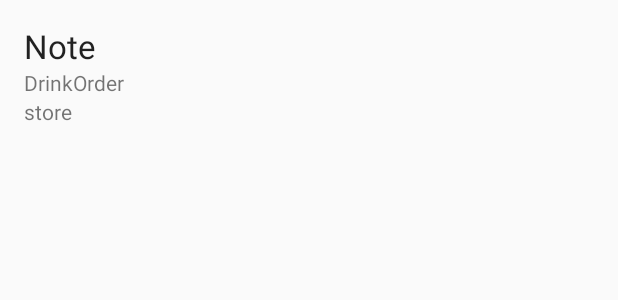
After one commit to TeYenWu/android-class-270, an Android app: the layout activity_order_detail.xml on its own in the app's theme, with its tools: preview values and no code run, on a phone screen of 412 x 824 dp. The commit adds this screen. Shown: the top 300 px of the screen. Run offline under Robolectric (Android 15) with nearby library versions, the phone set to English and light mode, and no system bars.

Commit message:
Add OrderDetailActivity

```diff
--- a/SimpleUI/app/src/main/AndroidManifest.xml
+++ b/SimpleUI/app/src/main/AndroidManifest.xml
@@ -1,6 +1,7 @@
 <?xml version="1.0" encoding="utf-8"?>
 <manifest xmlns:android="http://schemas.android.com/apk/res/android"
     package="com.example.user.simpleui">
+
     <uses-permission android:name="android.permission.INTERNET" />
     <uses-permission android:name="android.permission.ACCESS_NETWORK_STATE" />
 
@@ -18,7 +19,8 @@
                 <category android:name="android.intent.category.LAUNCHER" />
             </intent-filter>
         </activity>
-        <activity android:name=".DrinkMenuActivity"></activity>
+        <activity android:name=".DrinkMenuActivity" />
+        <activity android:name=".OrderDetailActivity"></activity>
     </application>
 
 </manifest>
--- /dev/null
+++ b/SimpleUI/app/src/main/res/layout/activity_order_detail.xml
@@ -0,0 +1,40 @@
+<?xml version="1.0" encoding="utf-8"?>
+<RelativeLayout xmlns:android="http://schemas.android.com/apk/res/android"
+    xmlns:tools="http://schemas.android.com/tools"
+    android:layout_width="match_parent"
+    android:layout_height="match_parent"
+    android:paddingBottom="@dimen/activity_vertical_margin"
+    android:paddingLeft="@dimen/activity_horizontal_margin"
+    android:paddingRight="@dimen/activity_horizontal_margin"
+    android:paddingTop="@dimen/activity_vertical_margin"
+    tools:context="com.example.user.simpleui.OrderDetailActivity">
+
+    <TextView
+        android:layout_width="wrap_content"
+        android:layout_height="wrap_content"
+        android:textAppearance="?android:attr/textAppearanceLarge"
+        android:text="Note"
+        android:id="@+id/noteTextView"
+        android:layout_alignParentTop="true"
+        android:layout_alignParentLeft="true"
+        android:layout_alignParentStart="true" />
+
+    <TextView
+        android:layout_width="wrap_content"
+        android:layout_height="wrap_content"
+        android:text="DrinkOrder"
+        android:id="@+id/menuResultsTextView"
+        android:layout_below="@+id/noteTextView"
+        android:layout_alignParentLeft="true"
+        android:layout_alignParentStart="true" />
+
+    <TextView
+        android:layout_width="wrap_content"
+        android:layout_height="wrap_content"
+        android:text="store"
+        android:id="@+id/storeInfoTextView"
+        android:layout_below="@+id/menuResultsTextView"
+        android:layout_alignParentLeft="true"
+        android:layout_alignParentStart="true" />
+
+</RelativeLayout>
```
Also changed, not shown: SimpleUI/app/src/main/java/com/example/user/simpleui/MainActivity.java (+18 -0 lines), SimpleUI/app/src/main/java/com/example/user/simpleui/Order.java (+29 -0 lines), SimpleUI/app/src/main/java/com/example/user/simpleui/OrderDetailActivity.java (added, +44 -0 lines).
